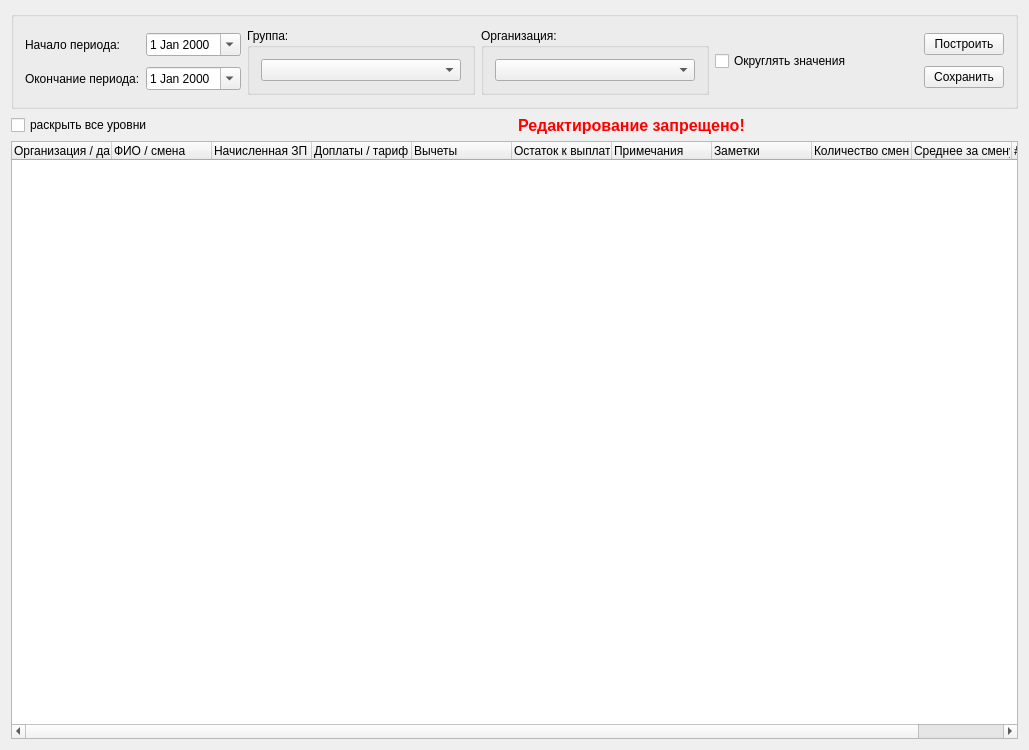
This is src/zprotokol.ui in SergeyZaz/DSV as Qt 5 draws it before an edit. The edited form follows.
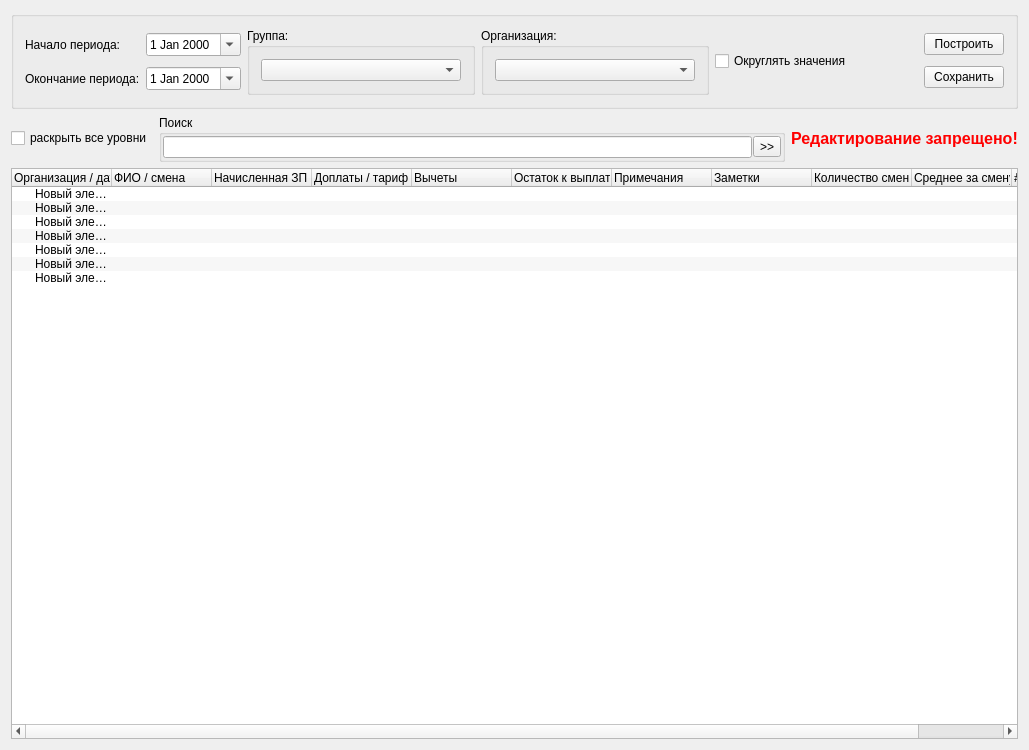
This is the edited form. Icons and pictures are not drawn.

Commit message: +find in protokol

```diff
--- a/src/zprotokol.ui
+++ b/src/zprotokol.ui
@@ -17,8 +17,8 @@
    <iconset resource="../DSV.qrc">
     <normaloff>:/images/table.png</normaloff>:/images/table.png</iconset>
   </property>
-  <layout class="QGridLayout" name="gridLayout_4">
-   <item row="0" column="0" colspan="2">
+  <layout class="QVBoxLayout" name="verticalLayout_2">
+   <item>
     <widget class="QGroupBox" name="groupBox">
      <property name="title">
       <string/>
@@ -135,14 +135,50 @@
      </layout>
     </widget>
    </item>
-   <item row="1" column="0">
+   <item>
+    <layout class="QHBoxLayout" name="horizontalLayout_3">
+     <item>
     <widget class="QCheckBox" name="ckbExpandAll">
      <property name="text">
       <string>раскрыть все уровни</string>
      </property>
     </widget>
    </item>
-   <item row="1" column="1">
+     <item>
+      <widget class="QGroupBox" name="groupBox_4">
+       <property name="title">
+        <string>Поиск</string>
+       </property>
+       <layout class="QHBoxLayout" name="horizontalLayout_2">
+        <property name="spacing">
+         <number>1</number>
+        </property>
+        <property name="leftMargin">
+         <number>1</number>
+        </property>
+        <property name="topMargin">
+         <number>1</number>
+        </property>
+        <property name="rightMargin">
+         <number>1</number>
+        </property>
+        <property name="bottomMargin">
+         <number>1</number>
+        </property>
+        <item>
+         <widget class="QLineEdit" name="txtFind"/>
+        </item>
+        <item>
+         <widget class="QToolButton" name="cmdFind">
+          <property name="text">
+           <string>&gt;&gt;</string>
+          </property>
+         </widget>
+        </item>
+       </layout>
+      </widget>
+     </item>
+     <item>
     <widget class="QLabel" name="lblReadOnly">
      <property name="palette">
       <palette>
@@ -220,7 +256,9 @@
      </property>
     </widget>
    </item>
-   <item row="2" column="0" colspan="2">
+    </layout>
+   </item>
+   <item>
     <widget class="QTreeWidget" name="tree">
      <property name="sizePolicy">
       <sizepolicy hsizetype="Expanding" vsizetype="Expanding">
@@ -228,6 +266,124 @@
        <verstretch>0</verstretch>
       </sizepolicy>
      </property>
+     <property name="palette">
+      <palette>
+       <active>
+        <colorrole role="Light">
+         <brush brushstyle="SolidPattern">
+          <color alpha="255">
+           <red>255</red>
+           <green>255</green>
+           <blue>127</blue>
+          </color>
+         </brush>
+        </colorrole>
+        <colorrole role="Midlight">
+         <brush brushstyle="SolidPattern">
+          <color alpha="255">
+           <red>255</red>
+           <green>255</green>
+           <blue>0</blue>
+          </color>
+         </brush>
+        </colorrole>
+        <colorrole role="Highlight">
+         <brush brushstyle="SolidPattern">
+          <color alpha="255">
+           <red>255</red>
+           <green>255</green>
+           <blue>127</blue>
+          </color>
+         </brush>
+        </colorrole>
+        <colorrole role="HighlightedText">
+         <brush brushstyle="SolidPattern">
+          <color alpha="255">
+           <red>0</red>
+           <green>0</green>
+           <blue>0</blue>
+          </color>
+         </brush>
+        </colorrole>
+       </active>
+       <inactive>
+        <colorrole role="Light">
+         <brush brushstyle="SolidPattern">
+          <color alpha="255">
+           <red>255</red>
+           <green>255</green>
+           <blue>127</blue>
+          </color>
+         </brush>
+        </colorrole>
+        <colorrole role="Midlight">
+         <brush brushstyle="SolidPattern">
+          <color alpha="255">
+           <red>255</red>
+           <green>255</green>
+           <blue>0</blue>
+          </color>
+         </brush>
+        </colorrole>
+        <colorrole role="Highlight">
+         <brush brushstyle="SolidPattern">
+          <color alpha="255">
+           <red>255</red>
+           <green>255</green>
+           <blue>127</blue>
+          </color>
+         </brush>
+        </colorrole>
+        <colorrole role="HighlightedText">
+         <brush brushstyle="SolidPattern">
+          <color alpha="255">
+           <red>0</red>
+           <green>0</green>
+           <blue>0</blue>
+          </color>
+         </brush>
+        </colorrole>
+       </inactive>
+       <disabled>
+        <colorrole role="Light">
+         <brush brushstyle="SolidPattern">
+          <color alpha="255">
+           <red>255</red>
+           <green>255</green>
+           <blue>127</blue>
+          </color>
+         </brush>
+        </colorrole>
+        <colorrole role="Midlight">
+         <brush brushstyle="SolidPattern">
+          <color alpha="255">
+           <red>255</red>
+           <green>255</green>
+           <blue>0</blue>
+          </color>
+         </brush>
+        </colorrole>
+        <colorrole role="Highlight">
+         <brush brushstyle="SolidPattern">
+          <color alpha="255">
+           <red>51</red>
+           <green>153</green>
+           <blue>255</blue>
+          </color>
+         </brush>
+        </colorrole>
+        <colorrole role="HighlightedText">
+         <brush brushstyle="SolidPattern">
+          <color alpha="255">
+           <red>0</red>
+           <green>0</green>
+           <blue>0</blue>
+          </color>
+         </brush>
+        </colorrole>
+       </disabled>
+      </palette>
+     </property>
      <property name="autoScroll">
       <bool>false</bool>
      </property>
@@ -289,6 +445,41 @@
        <string>#</string>
       </property>
      </column>
+     <item>
+      <property name="text">
+       <string>Новый элемент</string>
+      </property>
+     </item>
+     <item>
+      <property name="text">
+       <string>Новый элемент</string>
+      </property>
+     </item>
+     <item>
+      <property name="text">
+       <string>Новый элемент</string>
+      </property>
+     </item>
+     <item>
+      <property name="text">
+       <string>Новый элемент</string>
+      </property>
+     </item>
+     <item>
+      <property name="text">
+       <string>Новый элемент</string>
+      </property>
+     </item>
+     <item>
+      <property name="text">
+       <string>Новый элемент</string>
+      </property>
+     </item>
+     <item>
+      <property name="text">
+       <string>Новый элемент</string>
+      </property>
+     </item>
     </widget>
    </item>
   </layout>
```
Lines whose indentation alone changed are shown as unchanged. The commit also changes 3 other files.
